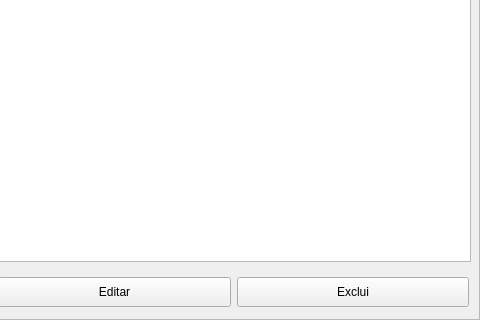
First picture: the form in SIF_GUI/View/TelaListagem.ui, repository VitorDiToro/EC206-EngenhariaDeSoftware2, before the edit; both pictures show x 540 to 1020 and y 219 to 539 of the 1020 by 539 pixel window.
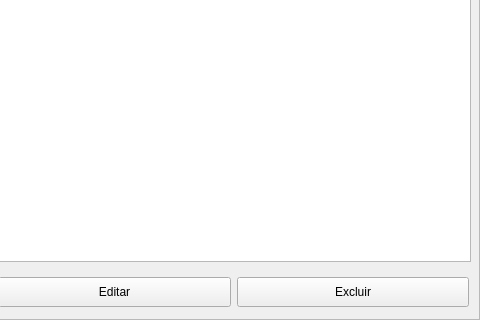
Second picture: the form after the edit.

Patch:
```diff
--- a/SIF_GUI/View/TelaListagem.ui
+++ b/SIF_GUI/View/TelaListagem.ui
@@ -51,7 +51,7 @@
        </size>
       </property>
       <property name="text">
-       <string>Exclui</string>
+       <string>Excluir</string>
       </property>
      </widget>
     </item>
```
Left out of the diff: 6 changed lines with no effect on the pictures.
